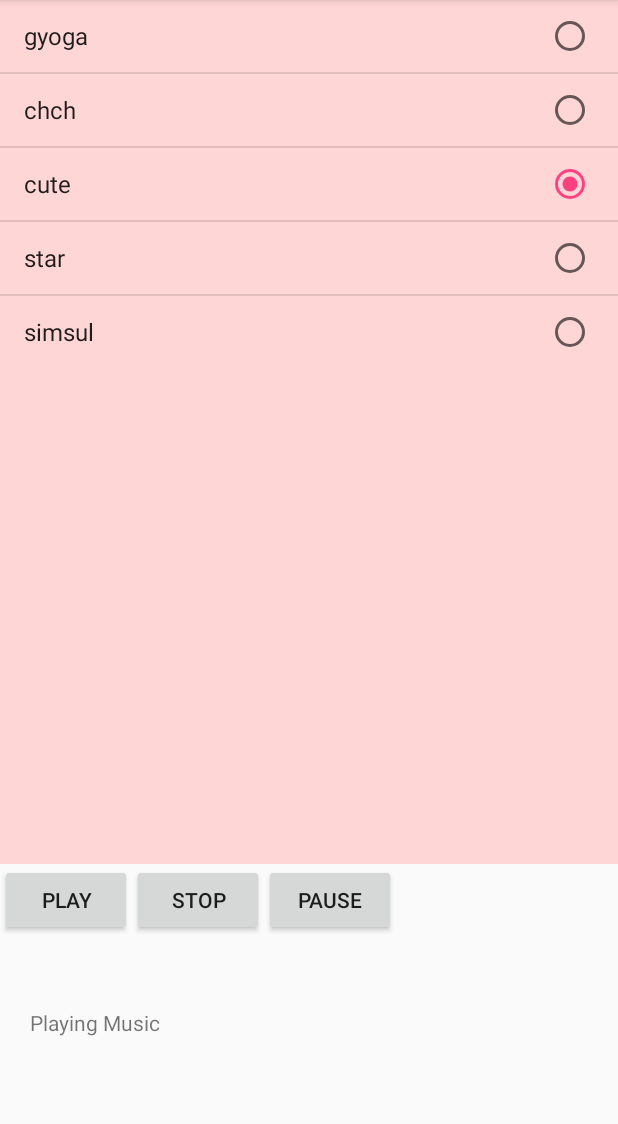
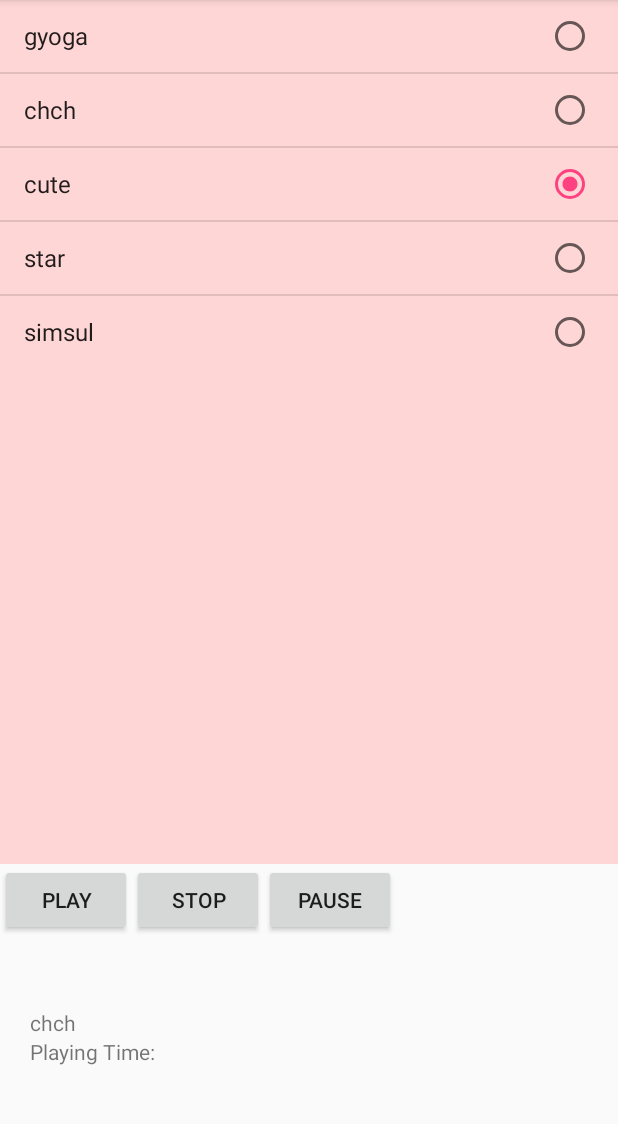
Before and after one commit to khjin001010/AudioList, an Android app: the screen it shows after launch (MainActivity), after a tap on "cute", on a phone screen of 412 x 824 dp, the part 84-1208 px from its top. Run offline under Robolectric (Android 15) with nearby library versions, the phone set to English and light mode, and no system bars; 2 other taps on this screen came first.

Commit message:
#6 error

```diff
--- a/app/src/main/java/khjin001010/kr/hs/emirim/audiolist/MainActivity.java
+++ b/app/src/main/java/khjin001010/kr/hs/emirim/audiolist/MainActivity.java
@@ -1,6 +1,7 @@
 
 package khjin001010.kr.hs.emirim.audiolist;
 import android.media.MediaPlayer;
+import android.os.SystemClock;
 import android.support.v7.app.AppCompatActivity;
 import android.os.Bundle;
 import android.view.View;
@@ -9,20 +10,23 @@ import android.widget.ArrayAdapter;
 import android.widget.Button;
 import android.widget.ListView;
 import android.widget.ProgressBar;
+import android.widget.SeekBar;
 import android.widget.TextView;
 
+import java.text.SimpleDateFormat;
 import java.util.List;
 
 public class MainActivity extends AppCompatActivity {
     ListView list;
     Button butPlay, butStop, butPause;
-    TextView textMusic;
+    TextView textMusic,textTime;
     ProgressBar progress;
     String[] musics={"gyoga","chch","cute","star","simsul"};
     int[] musicResIds = {R.raw.gyoga, R.raw.chch,R.raw.cute,R.raw.star,R.raw.simsul};
     int selectedMusicId;
     MediaPlayer mediaplay;
     boolean select_pause;
+    int i;
 
     @Override
     protected void onCreate(Bundle savedInstanceState) {
@@ -32,7 +36,8 @@ public class MainActivity extends AppCompatActivity {
         butPlay = (Button)findViewById(R.id.but_play);
         butStop = (Button)findViewById(R.id.but_stop);
         textMusic = (TextView)findViewById(R.id.text_music);
-        progress = (ProgressBar)findViewById(R.id.progress_music);
+        textTime = (TextView)findViewById(R.id.textTime);
+        progress = (SeekBar)findViewById(R.id.progress_music);
         ArrayAdapter<String> adapter = new ArrayAdapter<String>(this, android.R.layout.simple_list_item_single_choice, musics);
         list.setAdapter(adapter);
         list.setChoiceMode(ListView.CHOICE_MODE_SINGLE);
@@ -44,21 +49,45 @@ public class MainActivity extends AppCompatActivity {
         list.setOnItemClickListener(new AdapterView.OnItemClickListener() {
             @Override
             public void onItemClick(AdapterView<?> parent, View view, int position, long id) {
-                mediaplay.stop();
+                textMusic.setText(musics[i]);
                 selectedMusicId = musicResIds[position];
                 progress.setVisibility(View.INVISIBLE);
+                i = position;
             }
         });
 
         butPlay.setOnClickListener(new View.OnClickListener() {
+            SimpleDateFormat timeFormat = new SimpleDateFormat("mm:ss");
             @Override
             public void onClick(View v) {
+                textMusic.getText();
                 if(select_pause==false) {
                     mediaplay = MediaPlayer.create(MainActivity.this, selectedMusicId);
                 }
                 select_pause = false;
                 mediaplay.start();
                 progress.setVisibility(View.VISIBLE);
+
+                Thread musicThread = new Thread(){
+                    @Override
+                    public void run() { //run 메서드 오버라이딩
+                        super.run();//지우든 안 지우든 상관 X
+
+                        if(mediaplay==null) return;
+                        progress.setMax(mediaplay.getDuration()); //최대값 설정 //getDuration : 음악의 전체 길이
+                        while(mediaplay.isPlaying()){ //실행중이라면
+                            progress.setProgress(mediaplay.getCurrentPosition()); //바의 위치 설정 //getCurrentPosition() : 음악이 진행되는 현재 위치
+                            runOnUiThread(new Runnable() {
+                                @Override
+                                public void run() {
+                                    textTime.setText("진행시간: "+timeFormat.format(mediaplay.getCurrentPosition()));
+                                }
+                            });
+                            SystemClock.sleep(200); //0.2초 간격으로 바가 움직임
+                        }
+                    }
+                };
+                musicThread.start(); //이것을 실행해야 New born -> Runnable -> Running 이 되는 것이다.
             }
         });
 
--- a/app/src/main/res/layout/activity_main.xml
+++ b/app/src/main/res/layout/activity_main.xml
@@ -48,7 +48,7 @@
         android:layout_width="match_parent"
         android:layout_height="0dp"
         android:layout_weight="1"
-        android:orientation="horizontal"
+        android:orientation="vertical"
         android:layout_gravity="center_vertical"
         android:layout_marginLeft="20dp"
         >
@@ -57,11 +57,16 @@
             android:layout_width="wrap_content"
             android:layout_height="wrap_content"
             android:text="Playing Music" />
-        <ProgressBar
+        <TextView
+            android:id="@+id/textTime"
+            android:layout_width="wrap_content"
+            android:layout_height="wrap_content"
+            android:text="Playing Time: "/>
+
+        <SeekBar
             android:id="@+id/progress_music"
             android:layout_width="wrap_content"
-            android:layout_height="wrap_content"
-            android:visibility="invisible"/>
+            android:layout_height="wrap_content" />
         </LinearLayout>
 
 </LinearLayout>
```
